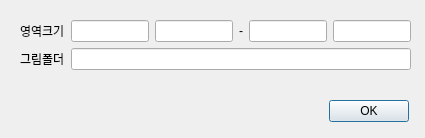
uthline/ingang_auto, file dialog.ui: the form before one commit.
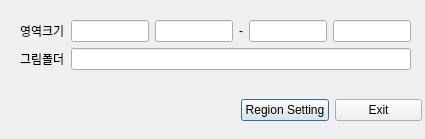
The form after the commit.

Commit message: add transparent window to setting region.

```diff
--- a/dialog.ui
+++ b/dialog.ui
@@ -7,28 +7,12 @@
     <x>0</x>
     <y>0</y>
     <width>425</width>
-    <height>138</height>
+    <height>139</height>
    </rect>
   </property>
   <property name="windowTitle">
    <string>Dialog</string>
   </property>
-  <widget class="QDialogButtonBox" name="buttonBox">
-   <property name="geometry">
-    <rect>
-     <x>30</x>
-     <y>100</y>
-     <width>379</width>
-     <height>23</height>
-    </rect>
-   </property>
-   <property name="orientation">
-    <enum>Qt::Horizontal</enum>
-   </property>
-   <property name="standardButtons">
-    <set>QDialogButtonBox::Ok</set>
-   </property>
-  </widget>
   <widget class="QWidget" name="formLayoutWidget">
    <property name="geometry">
     <rect>
@@ -81,6 +65,32 @@
     </item>
    </layout>
   </widget>
+  <widget class="QWidget" name="horizontalLayoutWidget">
+   <property name="geometry">
+    <rect>
+     <x>241</x>
+     <y>90</y>
+     <width>181</width>
+     <height>41</height>
+    </rect>
+   </property>
+   <layout class="QHBoxLayout" name="horizontalLayout_2">
+    <item>
+     <widget class="QPushButton" name="pushButton_2">
+      <property name="text">
+       <string>Region Setting</string>
+      </property>
+     </widget>
+    </item>
+    <item>
+     <widget class="QPushButton" name="pushButton">
+      <property name="text">
+       <string>Exit</string>
+      </property>
+     </widget>
+    </item>
+   </layout>
+  </widget>
  </widget>
  <resources/>
  <connections>
```
Left out of the diff: 53 changed lines with no effect on the pictures. The commit also changes 1 other file.
